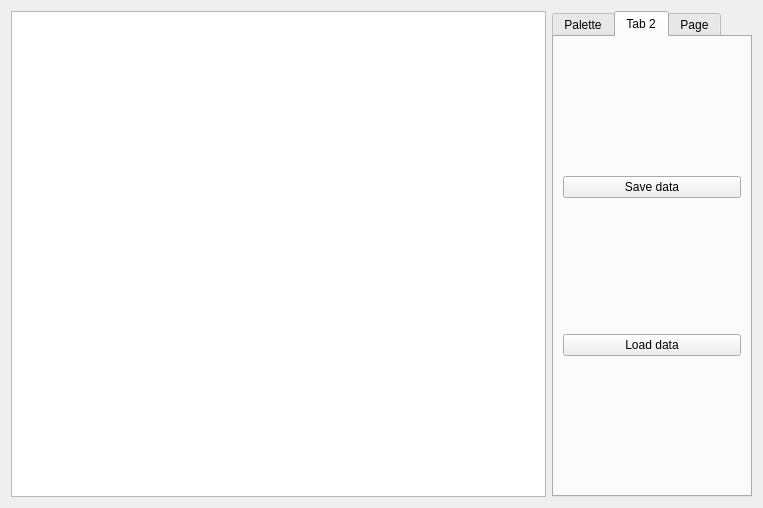
Old version of the form RobWorkSim/src/rwsim/plugin/TactileSensorDialog.ui in the repository onier/RobWork.
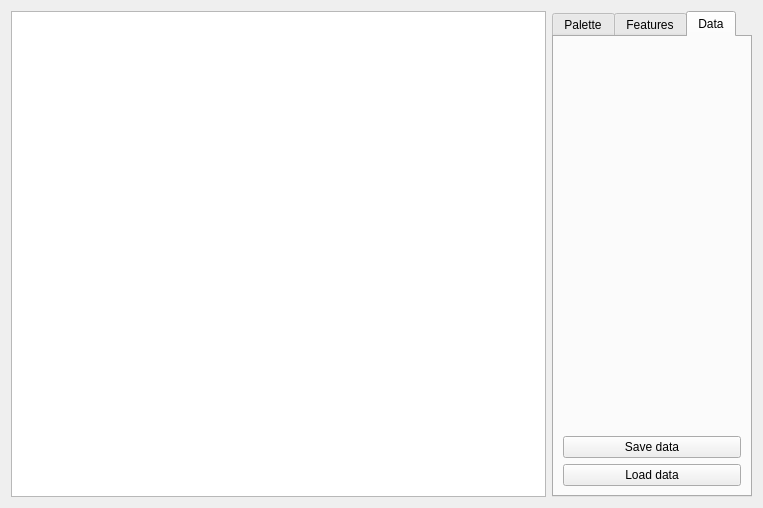
New version of the form. The open tabs and pages were chosen to show the change.

Diff of the .ui file:
```diff
--- a/RobWorkSim/src/rwsim/plugin/TactileSensorDialog.ui
+++ b/RobWorkSim/src/rwsim/plugin/TactileSensorDialog.ui
@@ -224,30 +224,9 @@
        </item>
       </layout>
      </widget>
-     <widget class="QWidget" name="tab_2">
-      <attribute name="title">
-       <string>Tab 2</string>
-      </attribute>
-      <layout class="QVBoxLayout" name="verticalLayout_4">
-       <item>
-        <widget class="QPushButton" name="_saveDataBtn">
-         <property name="text">
-          <string>Save data</string>
-         </property>
-        </widget>
-       </item>
-       <item>
-        <widget class="QPushButton" name="_loadDataBtn">
-         <property name="text">
-          <string>Load data</string>
-         </property>
-        </widget>
-       </item>
-      </layout>
-     </widget>
      <widget class="QWidget" name="tab_3">
       <attribute name="title">
-       <string>Page</string>
+       <string>Features</string>
       </attribute>
       <layout class="QVBoxLayout" name="verticalLayout_5">
        <item>
@@ -322,6 +301,40 @@
        </item>
       </layout>
      </widget>
+     <widget class="QWidget" name="tab_2">
+      <attribute name="title">
+       <string>Data</string>
+      </attribute>
+      <layout class="QVBoxLayout" name="verticalLayout_4">
+       <item>
+        <spacer name="verticalSpacer_2">
+         <property name="orientation">
+          <enum>Qt::Vertical</enum>
+         </property>
+         <property name="sizeHint" stdset="0">
+          <size>
+           <width>20</width>
+           <height>40</height>
+          </size>
+         </property>
+        </spacer>
+       </item>
+       <item>
+        <widget class="QPushButton" name="_saveDataBtn">
+         <property name="text">
+          <string>Save data</string>
+         </property>
+        </widget>
+       </item>
+       <item>
+        <widget class="QPushButton" name="_loadDataBtn">
+         <property name="text">
+          <string>Load data</string>
+         </property>
+        </widget>
+       </item>
+      </layout>
+     </widget>
     </widget>
    </item>
   </layout>
```
Left out of the diff: 6 changed lines with no effect on the pictures.
